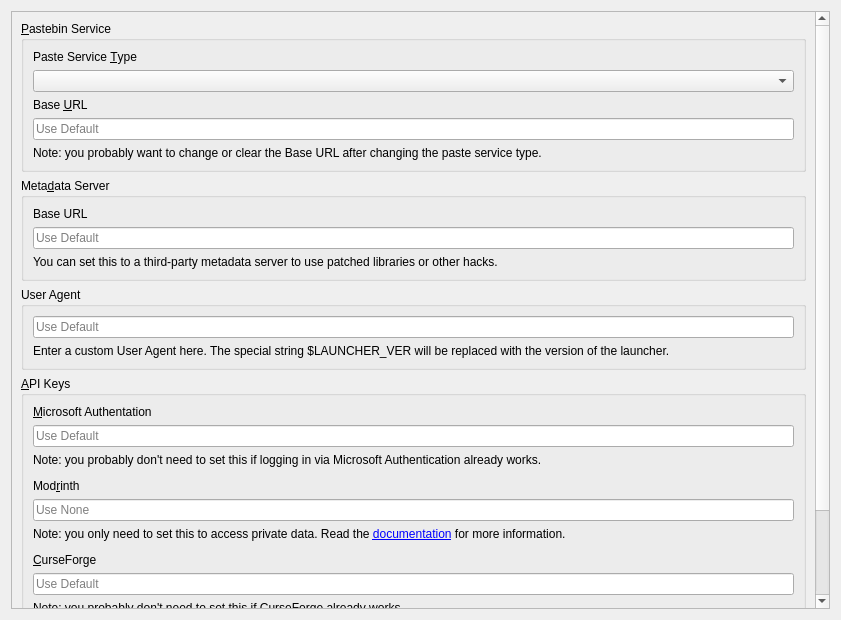
This is launcher/ui/pages/global/APIPage.ui in FreesmTeam/FreesmLauncher as Qt 5 draws it before an edit. The edited form follows.
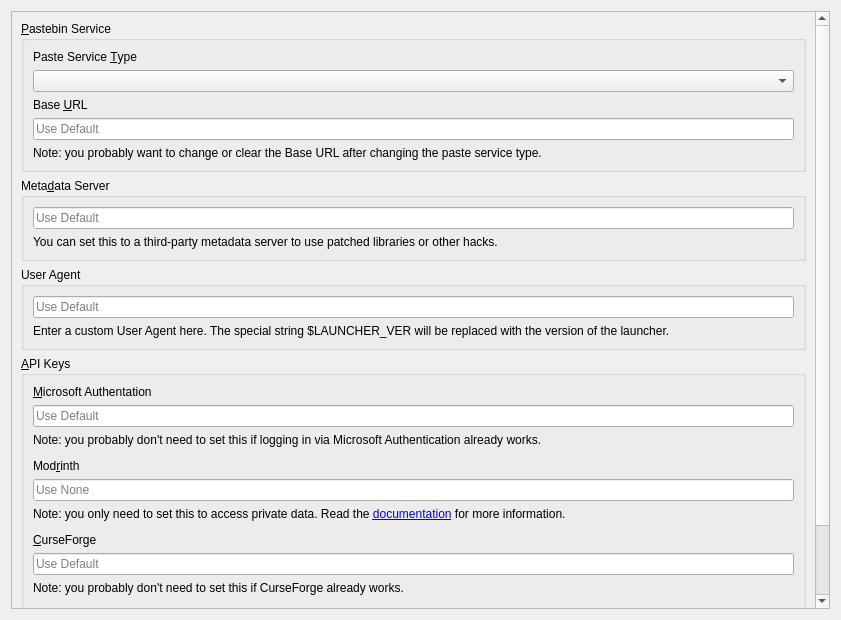
This is the edited form.

```diff
--- a/launcher/ui/pages/global/APIPage.ui
+++ b/launcher/ui/pages/global/APIPage.ui
@@ -20,9 +20,9 @@
       <property name="geometry">
        <rect>
         <x>0</x>
-        <y>-270</y>
-        <width>807</width>
-        <height>870</height>
+        <y>0</y>
+        <width>804</width>
+        <height>832</height>
        </rect>
       </property>
       <layout class="QVBoxLayout" name="verticalLayout">
@@ -84,19 +84,6 @@
           <string>Meta&amp;data Server</string>
          </property>
          <layout class="QVBoxLayout" name="verticalLayout_5">
-          <item>
-           <widget class="QLabel" name="metaURLLabel">
-            <property name="text">
-             <string>Base URL</string>
-            </property>
-            <property name="textFormat">
-             <enum>Qt::RichText</enum>
-            </property>
-            <property name="wordWrap">
-             <bool>true</bool>
-            </property>
-           </widget>
-          </item>
           <item>
            <widget class="QLineEdit" name="metaURL">
             <property name="placeholderText">
@@ -202,6 +189,9 @@
           </item>
           <item>
            <spacer name="verticalSpacer">
+            <property name="orientation">
+             <enum>Qt::Vertical</enum>
+            </property>
             <property name="sizeType">
              <enum>QSizePolicy::Fixed</enum>
             </property>
@@ -257,6 +247,9 @@
           </item>
           <item>
            <spacer name="verticalSpacer_4">
+            <property name="orientation">
+             <enum>Qt::Vertical</enum>
+            </property>
             <property name="sizeType">
              <enum>QSizePolicy::Fixed</enum>
             </property>
@@ -309,6 +302,9 @@
           </item>
           <item>
            <spacer name="verticalSpacer_3">
+            <property name="orientation">
+             <enum>Qt::Vertical</enum>
+            </property>
             <property name="sizeType">
              <enum>QSizePolicy::Fixed</enum>
             </property>
```
